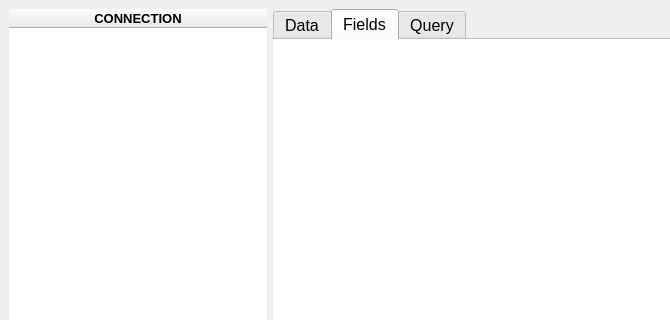
This is MYQT_Application/assets/UI/Layout/MainWindow.ui in fer-moreira/MYQT as Qt 5 draws it before an edit; both pictures show x 0 to 670 and y 0 to 320 of the 942 by 725 pixel window. The edited form follows.
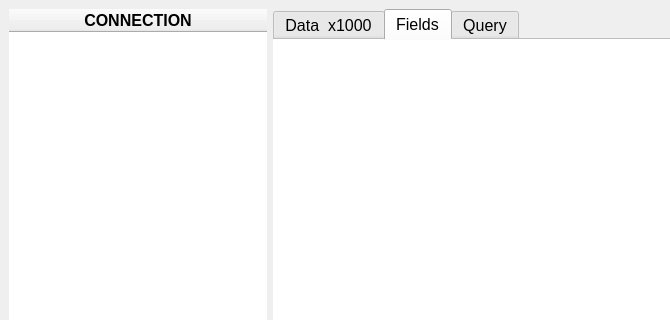
This is the edited form. The open tabs and pages were chosen to show the change.

Diff of the .ui file:
```diff
--- a/MYQT_Application/assets/UI/Layout/MainWindow.ui
+++ b/MYQT_Application/assets/UI/Layout/MainWindow.ui
@@ -122,7 +122,7 @@
        </property>
        <property name="font">
         <font>
-         <pointsize>10</pointsize>
+         <pointsize>12</pointsize>
          <weight>75</weight>
          <bold>true</bold>
         </font>
@@ -212,7 +212,7 @@
         </sizepolicy>
        </property>
        <attribute name="title">
-        <string>Data</string>
+        <string>Data  x1000</string>
        </attribute>
        <layout class="QGridLayout" name="gridLayout_2">
         <property name="leftMargin">
```
Left out of the diff: 58 changed lines with no effect on the pictures.
